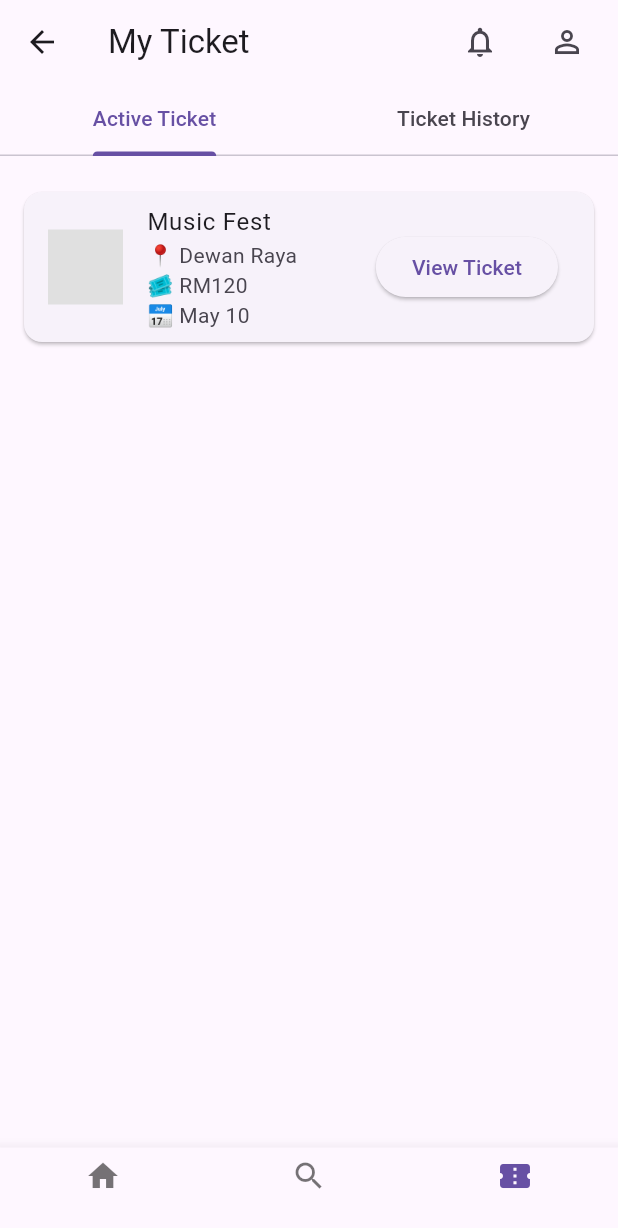
After one commit to Tharalikh/MAP-Project, a Flutter app: the MainScaffold screen opened by its route, item 3 of the bottom bar chosen, on a phone screen of 412 x 824 dp. The commit adds this screen. Shown: the top 1228 px of the screen. Run offline on Flutter 3.47's test engine with Material 3 defaults, Android fonts, the phone set to English and light mode, and no system bars.

Commit message:
make notification, my Ticket, and search frontend

```diff
--- /dev/null
+++ b/lib/ui/core/themes/main_scaffold.dart
@@ -0,0 +1,41 @@
+import 'package:flutter/material.dart';
+import '../../dashboard/widgets/dashboard_screen.dart';
+import '../../search/widgets/search_screen.dart';
+import '../../ticket/widgets/ticket_screen.dart';
+
+class MainScaffold extends StatefulWidget {
+  const MainScaffold({super.key});
+
+  @override
+  State<MainScaffold> createState() => _MainScaffoldState();
+}
+
+class _MainScaffoldState extends State<MainScaffold> {
+  int _selectedIndex = 0;
+
+  final List<Widget> _screens = [
+    const DashboardScreen(),
+    const SearchScreen(),
+    const TicketScreen(),
+  ];
+
+  void _onItemTapped(int index) {
+    setState(() => _selectedIndex = index);
+  }
+
+  @override
+  Widget build(BuildContext context) {
+    return Scaffold(
+      body: _screens[_selectedIndex],
+      bottomNavigationBar: BottomNavigationBar(
+        currentIndex: _selectedIndex,
+        onTap: _onItemTapped,
+        items: const [
+          BottomNavigationBarItem(icon: Icon(Icons.home), label: ''),
+          BottomNavigationBarItem(icon: Icon(Icons.search), label: ''),
+          BottomNavigationBarItem(icon: Icon(Icons.confirmation_num), label: ''),
+        ],
+      ),
+    );
+  }
+}
--- a/lib/ui/profile/view_model/editProfile_viewModel.dart
+++ b/lib/ui/profile/view_model/editProfile_viewModel.dart
@@ -1,8 +1,8 @@
 import 'package:flutter/material.dart';
 
 class EditProfileViewModel extends ChangeNotifier {
+  String userName = '';
   String profileName = '';
-  String icPassport = '';
   String email = '';
   String phone = '';
 
@@ -11,8 +11,8 @@ class EditProfileViewModel extends ChangeNotifier {
     notifyListeners();
   }
 
-  void setIcPassport(String value) {
-    icPassport = value;
+  void setUserName(String value) {
+    userName = value;
     notifyListeners();
   }
 
--- /dev/null
+++ b/lib/ui/ticket/view_model/ticket_viewModel.dart
@@ -0,0 +1,21 @@
+import 'package:flutter/material.dart';
+
+class TicketViewModel extends ChangeNotifier {
+  List<Map<String, String>> activeTickets = [
+    {
+      'name': 'Music Fest',
+      'location': 'Dewan Raya',
+      'amount': 'RM120',
+      'date': 'May 10',
+    },
+  ];
+
+  List<Map<String, String>> ticketHistory = [
+    {
+      'name': 'Pop Night',
+      'location': 'Open Air',
+      'amount': 'RM80',
+      'date': 'April 5',
+    },
+  ];
+}
--- /dev/null
+++ b/lib/ui/ticket/widgets/ticket_screen.dart
@@ -0,0 +1,88 @@
+import 'package:flutter/material.dart';
+import 'package:provider/provider.dart';
+import '../view_model/ticket_viewModel.dart';
+
+class TicketScreen extends StatelessWidget {
+  const TicketScreen({super.key});
+
+  @override
+  Widget build(BuildContext context) {
+    final vm = Provider.of<TicketViewModel>(context);
+
+    return DefaultTabController(
+      length: 2,
+      child: Scaffold(
+        appBar: AppBar(
+            title: const Text('My Ticket'),
+          actions: [
+            IconButton(
+              icon: const Icon(Icons.notifications_none),
+              onPressed: () => Navigator.pushNamed(context, '/notification'),
+            ),
+            const SizedBox(width: 10),
+            IconButton(
+              icon: const Icon(Icons.person_outline),
+              onPressed: () => Navigator.pushNamed(context, '/profile'),
+            ),
+            const SizedBox(width: 10),
+          ],
+          bottom: const TabBar(
+            tabs: [
+              Tab(text: 'Active Ticket'),
+              Tab(text: 'Ticket History'),
+            ],
+          ),
+        ),
+        body: TabBarView(
+          children: [
+            _TicketList(tickets: vm.activeTickets, isHistory: false),
+            _TicketList(tickets: vm.ticketHistory, isHistory: true),
+          ],
+        ),
+      ),
+    );
+  }
+}
+
+class _TicketList extends StatelessWidget {
+  final List<Map<String, String>> tickets;
+  final bool isHistory;
+
+  const _TicketList({required this.tickets, required this.isHistory});
+
+  @override
+  Widget build(BuildContext context) {
+    return ListView.builder(
+      padding: const EdgeInsets.all(16),
+      itemCount: tickets.length,
+      itemBuilder: (_, index) {
+        final ticket = tickets[index];
+        return Card(
+          margin: const EdgeInsets.symmetric(vertical: 8),
+          child: ListTile(
+            leading: Container(
+              width: 50,
+              height: 50,
+              color: Colors.grey[300],
+            ),
+            title: Text(ticket['name'] ?? ''),
+            subtitle: Column(
+              crossAxisAlignment: CrossAxisAlignment.start,
+              children: [
+                Text('📍 ${ticket['location']}'),
+                Text('🎟️ ${ticket['amount']}'),
+                Text('📅 ${ticket['date']}'),
+              ],
+            ),
+            trailing: isHistory
+                ? const Text('Completed', style: TextStyle(color: Colors.green))
+                : ElevatedButton(
+              onPressed: () {},
+              child: const Text('View Ticket'),
+            ),
+          ),
+        );
+      },
+    );
+  }
+}
--- a/pubspec.yaml
+++ b/pubspec.yaml
@@ -28,6 +28,10 @@ environment:
 # the latest version available on pub.dev. To see which dependencies have newer
 # versions available, run `flutter pub outdated`.
 dependencies:
+  shared_preferences: ^2.2.2
+  go_router: ^12.1.1
+  logging: ^1.2.0
+  freezed_annotation: ^2.4.1
   provider: ^6.1.1
   flutter:
     sdk: flutter
```
Also changed, not shown: lib/config/festquest.dart (renamed from lib/config/festQuest_app.dart, +8 -1 lines), lib/main.dart (+7 -2 lines), lib/ui/dashboard/widgets/dashboard_screen.dart (+1 -8 lines), lib/ui/notification/view_model/notification_viewModel.dart (added, +10 -0 lines), lib/ui/notification/widgets/notification_screen.dart (added, +36 -0 lines), lib/ui/profile/widgets/editProfile_screen.dart (+4 -4 lines), lib/ui/register/view_model/register_viewModel.dart (+13 -1 lines), lib/ui/register/widgets/register_screen.dart (+8 -0 lines), lib/ui/search/view_model/search_viewModel.dart (added, +10 -0 lines), lib/ui/search/widgets/search_screen.dart (added, +58 -0 lines), pubspec.lock, 2 other files.
